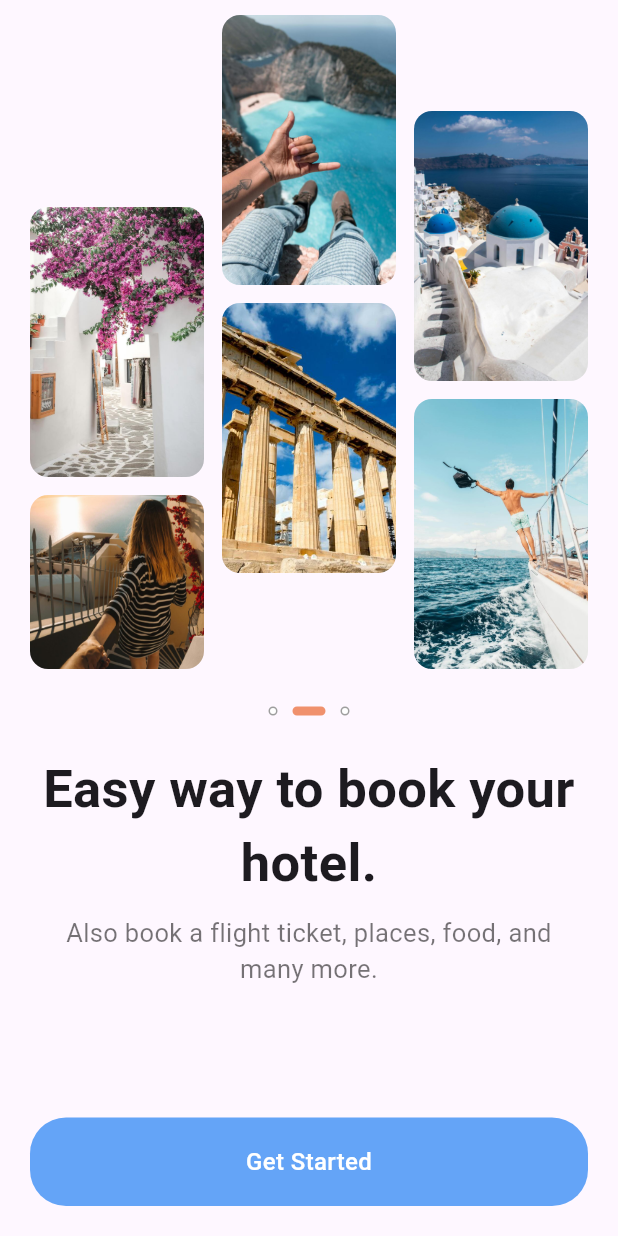
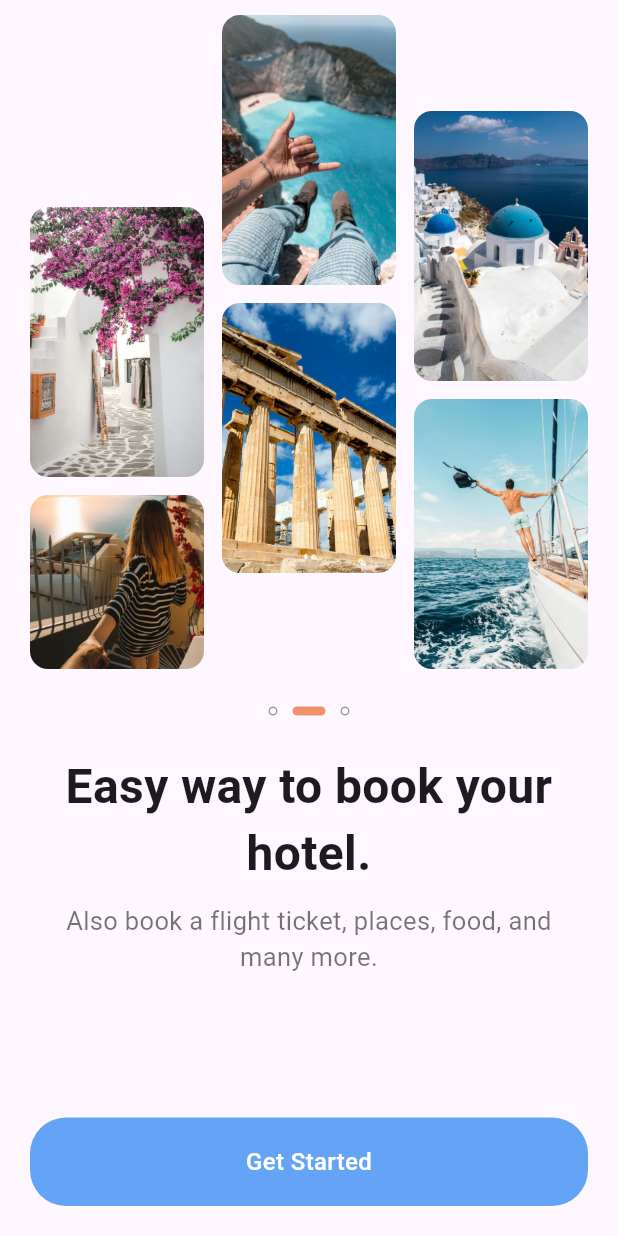
Before and after one commit to AlexEduV/flutter_travel_v2_app, a Flutter app: the screen it shows after launch, on a phone screen of 412 x 824 dp. Run offline on Flutter 3.47's test engine with Material 3 defaults, Android fonts, the phone set to English and light mode, and no system bars; our stand-ins replace gap.

Commit message:
minor adjustments;

```diff
--- a/lib/widgets/primary_text.dart
+++ b/lib/widgets/primary_text.dart
@@ -6,7 +6,7 @@ class PrimaryText extends StatelessWidget {
 
   const PrimaryText({
     required this.text,
-    this.fontSize = 35,
+    this.fontSize = 32,
     super.key,
   });
 
@@ -14,7 +14,7 @@ class PrimaryText extends StatelessWidget {
   Widget build(BuildContext context) {
 
     return Padding(
-      padding: const EdgeInsets.symmetric(horizontal: 20.0),
+      padding: const EdgeInsets.symmetric(horizontal: 40.0),
       child: Text(
         text,
         textAlign: TextAlign.center,
```
